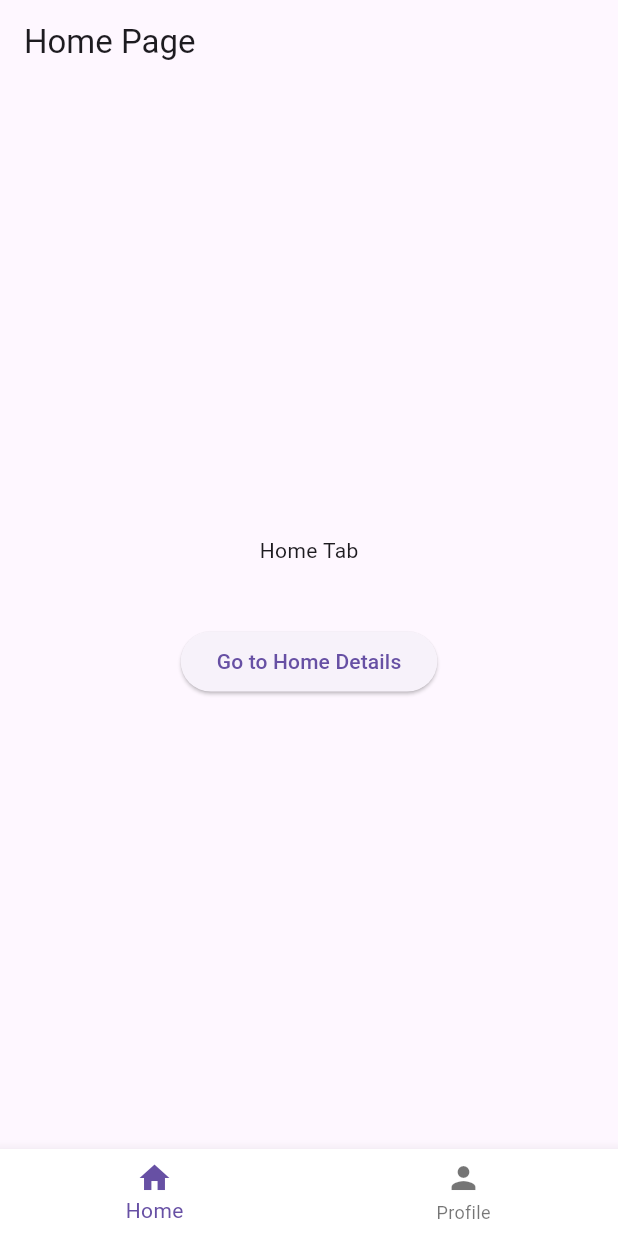
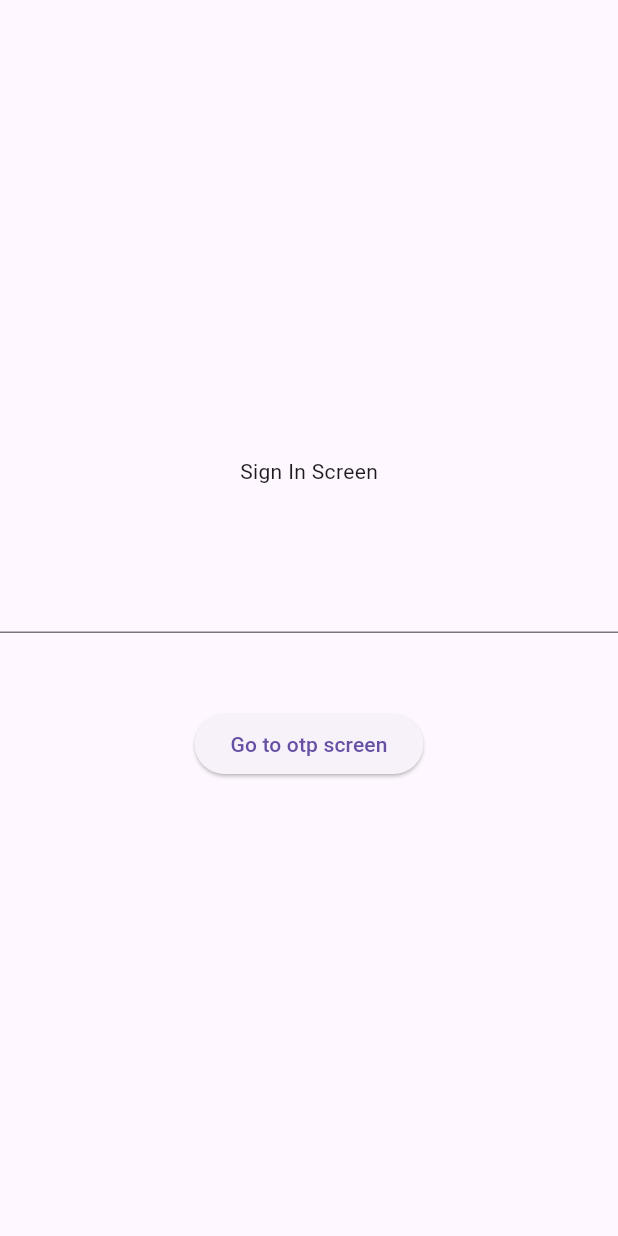
Before and after one commit to Cavin6080/Auto_route_Demo, a Flutter app: the screen it shows after launch, on a phone screen of 412 x 824 dp. Run offline on Flutter 3.47's test engine with Material 2 defaults, Android fonts, the phone set to English and light mode, and no system bars; our stand-ins replace auto_route.

Commit message:
[ADD] Advance login navigation with declarative routes

```diff
--- a/lib/main.dart
+++ b/lib/main.dart
@@ -1,3 +1,6 @@
+import 'dart:developer';
+
+import 'package:auto_route/auto_route.dart';
 import 'package:auto_route_demo/routes/routes.gr.dart';
 import 'package:flutter/material.dart';
 
@@ -17,7 +20,20 @@ class MyApp extends StatelessWidget {
         primarySwatch: Colors.blue,
         useMaterial3: true,
       ),
-      routerDelegate: _router.delegate(),
+      routerDelegate: AutoRouterDelegate.declarative(
+        _router,
+        routes: (_) => [
+          Login(
+            onLogin: (e) {
+              if (e) {
+                log("logged in ");
+              } else {
+                log("not logged in ");
+              }
+            },
+          ),
+        ],
+      ),
       routeInformationParser: _router.defaultRouteParser(),
     );
   }
--- /dev/null
+++ b/lib/pages/sign_in_page.dart
@@ -0,0 +1,42 @@
+import 'package:flutter/material.dart';
+
+class SignInPage extends StatefulWidget {
+  const SignInPage({super.key, this.onNext});
+
+  final Function? onNext;
+
+  @override
+  State<SignInPage> createState() => _SignInPageState();
+}
+
+class _SignInPageState extends State<SignInPage> {
+  final TextEditingController textEditingController = TextEditingController();
+  @override
+  Widget build(BuildContext context) {
+    return Scaffold(
+      body: Column(
+        mainAxisAlignment: MainAxisAlignment.center,
+        children: [
+          const Center(
+            child: Text("Sign In Screen"),
+          ),
+          const SizedBox(
+            height: 50,
+          ),
+          TextField(
+            controller: textEditingController,
+          ),
+          const SizedBox(
+            height: 50,
+          ),
+          ElevatedButton(
+            onPressed: () {
+              widget.onNext!(textEditingController.text);
+            },
+            child: const Text("Go to otp screen"),
+          ),
+        ],
+      ),
+    );
+  }
+}
--- a/lib/pages/tabs/home_tab.dart
+++ /dev/null
@@ -1,34 +0,0 @@
-import 'package:auto_route/auto_route.dart';
-import 'package:auto_route_demo/routes/routes.gr.dart';
-import 'package:flutter/material.dart';
-import 'package:flutter/src/widgets/container.dart';
-import 'package:flutter/src/widgets/framework.dart';
-
-class HomeTab extends StatelessWidget {
-  const HomeTab({super.key});
-
-  @override
-  Widget build(BuildContext context) {
-    return Scaffold(
-      body: Column(
-        mainAxisAlignment: MainAxisAlignment.center,
-        children: [
-          const Center(
-            child: Text(
-              "Home Tab",
-            ),
-          ),
-          const SizedBox(height: 40),
-          Center(
-            child: ElevatedButton(
-              onPressed: () {
-                context.pushRoute(const HomeDetailsRoute());
-              },
-              child: const Text("Go to Home Details"),
-            ),
-          ),
-        ],
-      ),
-    );
-  }
-}
--- a/lib/pages/tabs/main_tab.dart
+++ /dev/null
@@ -1,50 +0,0 @@
-import 'dart:developer';
-
-import 'package:auto_route/annotations.dart';
-import 'package:auto_route/auto_route.dart';
-import 'package:auto_route_demo/routes/routes.gr.dart';
-import 'package:flutter/material.dart';
-
-class GroupPage extends StatelessWidget {
-  const GroupPage({Key? key}) : super(key: key);
-
-  @override
-  Widget build(BuildContext context) {
-    return AutoTabsScaffold(
-      appBarBuilder: (context, tabsRouter) {
-        return AppBar(
-          title: tabsRouter.activeIndex == 0
-              ? const Text("Home Page")
-              : const Text("Profile Page"),
-        );
-      },
-      routes: const [
-        HomeRouter(),
-        ProfileRouter(),
-      ],
-      builder: (context, child, animation) {
-        return ScaleTransition(
-          scale: animation,
-          child: child,
-        );
-      },
-      bottomNavigationBuilder: (context, tabsRouter) {
-        return BottomNavigationBar(
-          onTap: tabsRouter.setActiveIndex,
-          currentIndex: tabsRouter.activeIndex,
-          backgroundColor: Colors.white,
-          items: const [
-            BottomNavigationBarItem(
-              icon: Icon(Icons.home),
-              label: 'Home',
-            ),
-            BottomNavigationBarItem(
-              icon: Icon(Icons.person),
-              label: 'Profile',
-            ),
-          ],
-        );
-      },
-    );
-  }
-}
--- a/lib/routes/routes.dart
+++ b/lib/routes/routes.dart
@@ -1,39 +1,25 @@
 import 'package:auto_route/annotations.dart';
 import 'package:auto_route/auto_route.dart';
 import 'package:auto_route/empty_router_widgets.dart';
-import 'package:auto_route_demo/pages/screens/home_details_screen.dart';
-import 'package:auto_route_demo/pages/screens/profile_details_screen.dart';
-import 'package:auto_route_demo/pages/tabs/home_tab.dart';
-import 'package:auto_route_demo/pages/tabs/main_tab.dart';
-import 'package:auto_route_demo/pages/tabs/profile_tab.dart';
+import 'package:auto_route_demo/pages/otp_page.dart';
+import 'package:auto_route_demo/pages/sign_in_page.dart';
+import 'package:auto_route_demo/wrappers/sign_in_wrapper.dart';
 
 @MaterialAutoRouter(
   replaceInRouteName: 'Page,Route',
   routes: <AutoRoute>[
     AutoRoute(
-      page: GroupPage,
       initial: true,
-      path: '/',
+      page: SignInWrapperPage,
+      name: 'Login',
       children: [
         AutoRoute(
-          page: EmptyRouterPage,
-          path: 'home',
-          name: 'HomeRouter',
-          children: [
-            AutoRoute(path: '', page: HomeTab),
-            AutoRoute(path: 'home-details', page: HomeDetailsPage),
-            RedirectRoute(path: '*', redirectTo: ''),
-          ],
+          path: '',
+          page: SignInPage,
         ),
         AutoRoute(
-          page: EmptyRouterPage,
-          path: 'profile',
-          name: 'ProfileRouter',
-          children: [
-            AutoRoute(path: '', page: ProfileTab),
-            AutoRoute(path: 'profile-details', page: ProfileDetailsPage),
-            RedirectRoute(path: '*', redirectTo: ''),
-          ],
+          path: 'otp',
+          page: OtpPage,
         ),
       ],
     ),
--- /dev/null
+++ b/lib/wrappers/sign_in_wrapper.dart
@@ -0,0 +1,49 @@
+import 'dart:developer';
+
+import 'package:auto_route/auto_route.dart';
+import 'package:auto_route_demo/routes/routes.gr.dart';
+import 'package:flutter/material.dart';
+
+class SignInWrapperPage extends StatefulWidget {
+  final Function(bool isLoggedIn)? onLogin;
+
+  const SignInWrapperPage({super.key, this.onLogin});
+
+  @override
+  State<SignInWrapperPage> createState() => SignInnWrapperPageState();
+}
+
+class SignInnWrapperPageState extends State<SignInWrapperPage> {
+  String email = "";
+
+  @override
+  Widget build(BuildContext context) {
+    return AutoRouter.declarative(
+      routes: (handler) {
+        log("handler called");
+        return [
+          SignInRoute(
+            onNext: (result) {
+              setState(() {
+                email = result;
+              });
+            },
+          ),
+          if (email.isNotEmpty)
+            OtpRoute(
+              onNext: (result) async {
+                try {
+                  // validate the email and password
+                  // await validateEmailAndPassword(email, result);
+                  log("widget on login true");
+                  widget.onLogin!(true);
+                } catch (e) {
+                  // do something with the error
+                }
+              },
+            ),
+        ];
+      },
+    );
+  }
+}
```
Also changed, not shown: lib/pages/otp_page.dart (added, +42 -0 lines), lib/pages/screens/home_details_screen.dart (deleted, +0 -18 lines), lib/pages/screens/profile_details_screen.dart (deleted, +0 -18 lines), lib/pages/tabs/profile_tab.dart (deleted, +0 -35 lines), lib/routes/routes.gr.dart.
